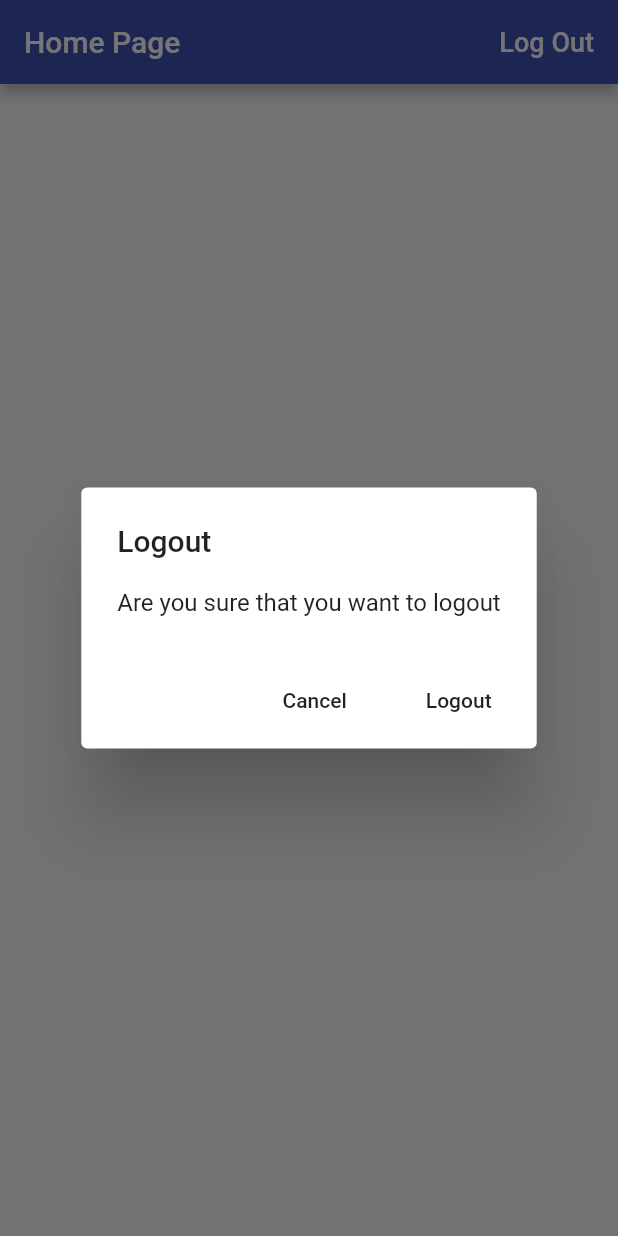
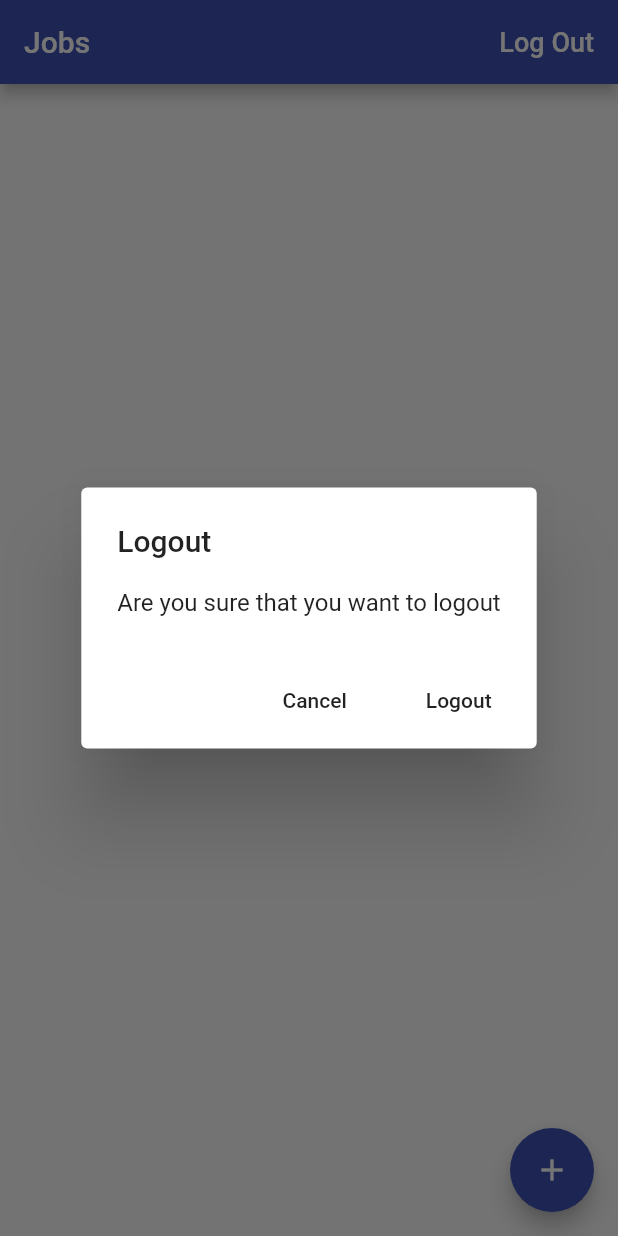
Before and after one commit to pardipbhatti8791/Flutter-Time-Tracker-App, a Flutter app: the screen it shows once a user with an empty profile is signed in, after a tap on "Log Out", on a phone screen of 412 x 824 dp. Run offline on Flutter 3.47's test engine with Material 2 defaults, Android fonts, the phone set to English and light mode, and no system bars; our stand-ins replace cloud_firestore, firebase_auth, google_sign_in; accounts and stored records are empty.

Commit message:
final changes

```diff
--- /dev/null
+++ b/lib/app/home/jobs_page.dart
@@ -0,0 +1,101 @@
+import 'package:flutter/material.dart';
+import 'package:flutter/services.dart';
+import 'package:provider/provider.dart';
+import 'package:timer_tracker/app/home/models/job.dart';
+import 'package:timer_tracker/common_widgets/platform_alert_dialog.dart';
+import 'package:timer_tracker/common_widgets/platform_exception_alert_dialog.dart';
+import 'package:timer_tracker/services/auth.dart';
+import 'package:timer_tracker/services/database.dart';
+
+class JobsPage extends StatelessWidget {
+  Future<void> _signOut(BuildContext context) async {
+    try {
+      final auth = Provider.of<AuthBase>(context);
+      await auth.signOut();
+    } catch (e) {
+      print(e.toString());
+    }
+  }
+
+  Future<void> _confirmSignOut(BuildContext context) async {
+    final didRequestSignout = await PlatformAlertDialog(
+      title: 'Logout',
+      content: 'Are you sure that you want to logout',
+      defaultActionText: 'Logout',
+      cancelActionText: 'Cancel',
+    ).show(context);
+    print(didRequestSignout);
+    if (didRequestSignout == true) {
+      _signOut(context);
+    }
+  }
+
+  Future<void> _createJob(BuildContext context) async {
+    try {
+      final database = Provider.of<Database>(context);
+      await database.createJob(
+        Job(
+          name: 'Flutter New Course',
+          ratePerHour: 20,
+        ),
+      );
+    } on PlatformException catch (e) {
+      PlatformExceptionAlertDialog(title: 'Operation failed', exception: e)
+          .show(context);
+    }
+  }
+
+  @override
+  Widget build(BuildContext context) {
+    final db = Provider.of<Database>(context);
+    db.jobsStream();
+    return Scaffold(
+      appBar: AppBar(
+        title: Text('Jobs'),
+        actions: <Widget>[
+          FlatButton(
+            child: Text(
+              'Log Out',
+              style: TextStyle(
+                color: Colors.white,
+                fontSize: 18.0,
+              ),
+            ),
+            onPressed: () => _confirmSignOut(context),
+          )
+        ],
+      ),
+      body: _buildContent(context),
+      floatingActionButton: FloatingActionButton(
+        onPressed: () => _createJob(context),
+        child: Icon(Icons.add),
+      ),
+    );
+  }
+
+  Widget _buildContent(BuildContext context) {
+    final databse = Provider.of<Database>(context);
+    return StreamBuilder<List<Job>>(
+      stream: databse.jobsStream(),
+      builder: (context, snapshot) {
+        if (snapshot.hasData) {
+          final jobs = snapshot.data;
+          final children = jobs.map((job) => Text(job.name)).toList();
+          return ListView(
+            children: children,
+          );
+        }
+        if (snapshot.hasError) {
+          return Center(
+            child: Text(
+              snapshot.error.toString(),
+            ),
+          );
+        }
+        return Center(
+          child: CircularProgressIndicator(),
+        );
+      },
+    );
+  }
+}
--- /dev/null
+++ b/lib/app/home/models/job.dart
@@ -0,0 +1,32 @@
+import 'package:meta/meta.dart';
+
+class Job {
+  final String name;
+  final int ratePerHour;
+
+  Job({
+    @required this.name,
+    @required this.ratePerHour,
+  });
+
+  factory Job.fromMap(Map<String, dynamic> data) {
+    if (data == null) {
+      return null;
+    }
+
+    final String name = data['name'];
+    final int ratePerHour = data['ratePerHour'];
+
+    return Job(
+      name: name,
+      ratePerHour: ratePerHour,
+    );
+  }
+
+  Map<String, dynamic> toMap() {
+    return {
+      'name': name,
+      'ratePerHour': ratePerHour,
+    };
+  }
+}
--- a/lib/app/home_page.dart
+++ /dev/null
@@ -1,52 +0,0 @@
-
-import 'package:flutter/material.dart';
-import 'package:provider/provider.dart';
-import 'package:timer_tracker/common_widgets/platform_alert_dialog.dart';
-import 'package:timer_tracker/services/auth.dart';
-
-class HomePage extends StatelessWidget {
-
-
-  Future<void> _signOut(BuildContext context) async {
-    try {
-      final auth = Provider.of<AuthBase>(context);
-      await auth.signOut();
-    } catch (e) {
-      print(e.toString());
-    }
-  }
-
-  Future<void> _confirmSignOut(BuildContext context) async {
-    final didRequestSignout = await PlatformAlertDialog(
-      title: 'Logout',
-      content: 'Are you sure that you want to logout',
-      defaultActionText: 'Logout',
-      cancelActionText: 'Cancel',
-    ).show(context);
-    print(didRequestSignout);
-    if(didRequestSignout == true) {
-      _signOut(context);
-    }
-  }
-
-  @override
-  Widget build(BuildContext context) {
-    return Scaffold(
-      appBar: AppBar(
-        title: Text('Home Page'),
-        actions: <Widget>[
-          FlatButton(
-            child: Text(
-              'Log Out',
-              style: TextStyle(
-                color: Colors.white,
-                fontSize: 18.0,
-              ),
-            ),
-            onPressed: () => _confirmSignOut(context),
-          )
-        ],
-      ),
-    );
-  }
-}
--- a/lib/app/landing_page.dart
+++ b/lib/app/landing_page.dart
@@ -1,11 +1,11 @@
 import 'package:flutter/material.dart';
 import 'package:provider/provider.dart';
-import 'package:timer_tracker/app/home_page.dart';
+import 'package:timer_tracker/app/home/jobs_page.dart';
 import 'package:timer_tracker/app/sign_in/sign_in_page.dart';
 import 'package:timer_tracker/services/auth.dart';
+import 'package:timer_tracker/services/database.dart';
 
 class LandingPage extends StatelessWidget {
-
   @override
   Widget build(BuildContext context) {
     final auth = Provider.of<AuthBase>(context);
@@ -18,7 +18,13 @@ class LandingPage extends StatelessWidget {
             return SignInPage.create(context);
           }
 
-          return HomePage();
+          return Provider<Database>(
+            // ignore: deprecated_member_use
+            builder: (_) => FirestoreDatabase(
+              uid: user.uid,
+            ),
+            child: JobsPage(),
+          );
         } else {
           return Scaffold(
             body: Center(
--- a/lib/common_widgets/platform_exception_alert_dialog.dart
+++ b/lib/common_widgets/platform_exception_alert_dialog.dart
@@ -13,6 +13,11 @@ class PlatformExceptionAlertDialog extends PlatformAlertDialog {
         );
 
   static String _message(PlatformException exception) {
+    if(exception.message == 'FIRFirestoreErrorDomain') {
+      if(exception.code == 'Error 7') {
+        return 'Missing or insufficient permissions.';
+      }
+    }
     return _errors[exception.code] ?? exception.message;
   }
 
--- /dev/null
+++ b/lib/services/api_path.dart
@@ -0,0 +1,4 @@
+class APIPath {
+  static String job(String uid, String jobId) => 'users/$uid/jobs/$jobId';
+  static String jobs(String uid) => 'users/$uid/jobs';
+}
--- a/lib/services/auth.dart
+++ b/lib/services/auth.dart
@@ -87,7 +87,8 @@ class Auth implements AuthBase {
   }
 
   @override
-  Future<User> createUserWithEmailAndPassword(String email, String password) async {
+  Future<User> createUserWithEmailAndPassword(
+      String email, String password) async {
     final authResult = await _auth.createUserWithEmailAndPassword(
       email: email,
       password: password,
--- /dev/null
+++ b/lib/services/database.dart
@@ -0,0 +1,40 @@
+import 'package:cloud_firestore/cloud_firestore.dart';
+import 'package:flutter/foundation.dart';
+import 'dart:async';
+
+import 'package:timer_tracker/app/home/models/job.dart';
+import 'package:timer_tracker/services/api_path.dart';
+
+abstract class Database {
+  Future<void> createJob(Job job);
+  Stream<List<Job>> jobsStream();
+}
+
+class FirestoreDatabase implements Database {
+  final String uid;
+  FirestoreDatabase({@required this.uid}) : assert(uid != null);
+
+  Future<void> createJob(Job job) async =>
+      await _setData(path: APIPath.job(uid, 'job_abc'), data: job.toMap());
+
+  Stream<List<Job>> jobsStream() => _collectionStream(
+      path: APIPath.jobs(uid), builder: (data) => Job.fromMap(data));
+
+  Future<void> _setData({String path, Map<String, dynamic> data}) async {
+    final reference = Firestore.instance.document(path);
+    print('$path: $data');
+    await reference.setData(data);
+  }
+
+  Stream<List<T>> _collectionStream<T>({
+    @required String path,
+    @required T builder(Map<String, dynamic> data),
+  }) {
+    final reference = Firestore.instance.collection(path);
+    final snapshots = reference.snapshots();
+    return snapshots.map(
+      (snapshot) =>
+          snapshot.documents.map((snapshot) => builder(snapshot.data)).toList(),
+    );
+  }
+}
--- a/pubspec.yaml
+++ b/pubspec.yaml
@@ -26,6 +26,7 @@ dependencies:
   firebase_auth: ^0.14.0+5
   google_sign_in: ^4.0.7
   provider: ^3.2.0
+  cloud_firestore: ^0.12.11
 
 dev_dependencies:
   flutter_test:
```
Also changed, not shown: pubspec.lock, 1 other file.
